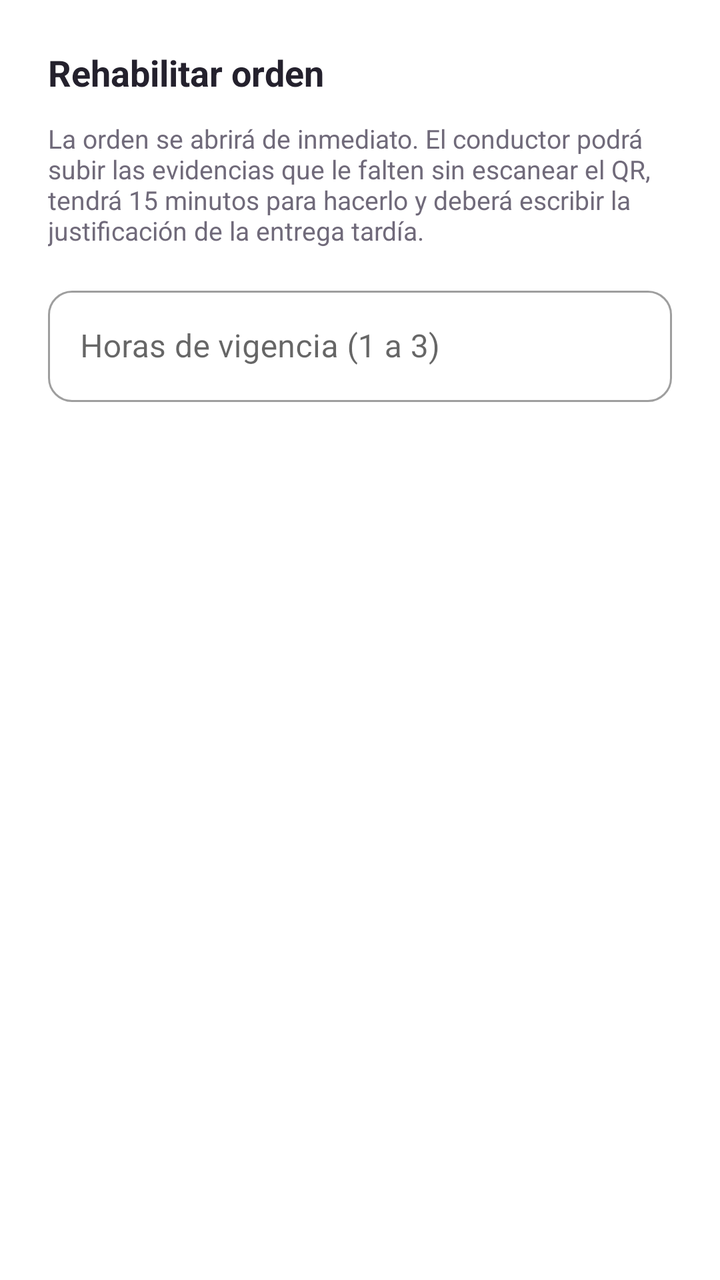
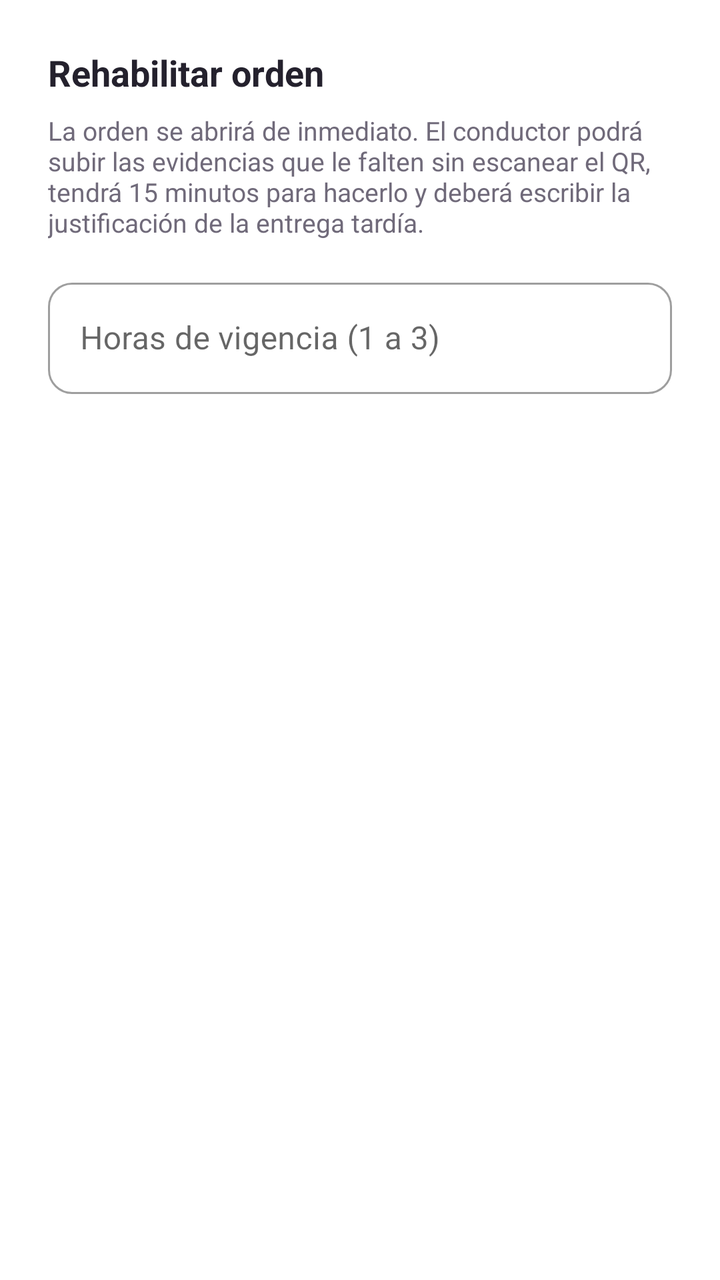

Compare the two renders of this Android layout. The source of the first and the diff that turns it into the second are given below.
<!-- AndroidManifest.xml: application theme Theme.ApiMovil -->
<!-- res/layout/dialog_rehabilitar_orden.xml -->
<?xml version="1.0" encoding="utf-8"?>
<LinearLayout xmlns:android="http://schemas.android.com/apk/res/android"
    xmlns:app="http://schemas.android.com/apk/res-auto"
    android:layout_width="match_parent"
    android:layout_height="wrap_content"
    android:background="@color/blanco"
    android:orientation="vertical"
    android:padding="24dp">

    <TextView
        android:layout_width="match_parent"
        android:layout_height="wrap_content"
        android:layout_marginBottom="12dp"
        android:text="@string/rehabilitar_orden"
        android:textColor="@color/texto_principal"
        android:textSize="18sp"
        android:textStyle="bold" />

    <TextView
        android:layout_width="match_parent"
        android:layout_height="wrap_content"
        android:layout_marginBottom="16dp"
        android:text="@string/rehabilitacion_ayuda_admin_dialogo"
        android:textColor="@color/texto_secundario"
        android:textSize="13sp" />

    <com.google.android.material.textfield.TextInputLayout
        style="@style/Widget.MaterialComponents.TextInputLayout.OutlinedBox"
        android:layout_width="match_parent"
        android:layout_height="wrap_content"
        android:hint="@string/horas_de_vigencia_1_a_3"
        app:boxCornerRadiusBottomEnd="12dp"
        app:boxCornerRadiusBottomStart="12dp"
        app:boxCornerRadiusTopEnd="12dp"
        app:boxCornerRadiusTopStart="12dp">

        <com.google.android.material.textfield.TextInputEditText
            android:id="@+id/inputHoras"
            android:layout_width="match_parent"
            android:layout_height="wrap_content"
            android:inputType="number"
            android:maxLength="1" />
    </com.google.android.material.textfield.TextInputLayout>

    <ProgressBar
        android:id="@+id/progressDialog"
        android:layout_width="wrap_content"
        android:layout_height="wrap_content"
        android:layout_gravity="center"
        android:layout_marginTop="16dp"
        android:visibility="gone" />

    <TextView
        android:id="@+id/textErrorDialog"
        android:layout_width="match_parent"
        android:layout_height="wrap_content"
        android:layout_marginTop="8dp"
        android:gravity="center"
        android:textColor="@color/estado_vencida"
        android:textSize="13sp"
        android:visibility="gone" />

</LinearLayout>
<!-- resources referenced by this layout -->
<resources>
  <color name="blanco">#FFFFFF</color>
  <color name="estado_vencida">#C62828</color>
  <color name="texto_principal">#24212D</color>
  <color name="texto_secundario">#706A7A</color>
  <string name="horas_de_vigencia_1_a_3">Horas de vigencia (1 a 3)</string>
  <string name="rehabilitacion_ayuda_admin_dialogo">La orden se abrirá de inmediato. El conductor podrá subir las evidencias que le falten sin escanear el QR, tendrá 15 minutos para hacerlo y deberá escribir la justificación de la entrega tardía.</string>
  <string name="rehabilitar_orden">Rehabilitar orden</string>
  <style name="Theme.ApiMovil" parent="Theme.MaterialComponents.Light.NoActionBar">
          <item name="colorPrimary">@color/marca</item>
          <item name="colorPrimaryVariant">@color/marca_oscuro</item>
          <item name="colorOnPrimary">@color/blanco</item>
          <item name="colorSecondary">@color/marca_claro</item>
          <item name="colorOnSecondary">@color/texto_principal</item>
          <item name="android:windowBackground">@color/fondo</item>
          <item name="android:statusBarColor">@color/marca_oscuro</item>
          <item name="android:forceDarkAllowed" tools:targetApi="q">false</item>
      </style>
  <color name="marca">#6042A6</color>
  <color name="marca_oscuro">#342052</color>
  <color name="marca_claro">#EEE7FA</color>
  <color name="fondo">#FAF9FC</color>
</resources>

<!-- the commit's change to res/layout/dialog_rehabilitar_orden.xml (unified diff, before → after) -->
@@ -10,7 +10,7 @@
     <TextView
         android:layout_width="match_parent"
         android:layout_height="wrap_content"
-        android:layout_marginBottom="12dp"
+        android:layout_marginBottom="8dp"
         android:text="@string/rehabilitar_orden"
         android:textColor="@color/texto_principal"
         android:textSize="18sp"
@@ -25,6 +25,7 @@
         android:textSize="13sp" />
 
     <com.google.android.material.textfield.TextInputLayout
+        android:id="@+id/layoutHoras"
         style="@style/Widget.MaterialComponents.TextInputLayout.OutlinedBox"
         android:layout_width="match_parent"
         android:layout_height="wrap_content"
